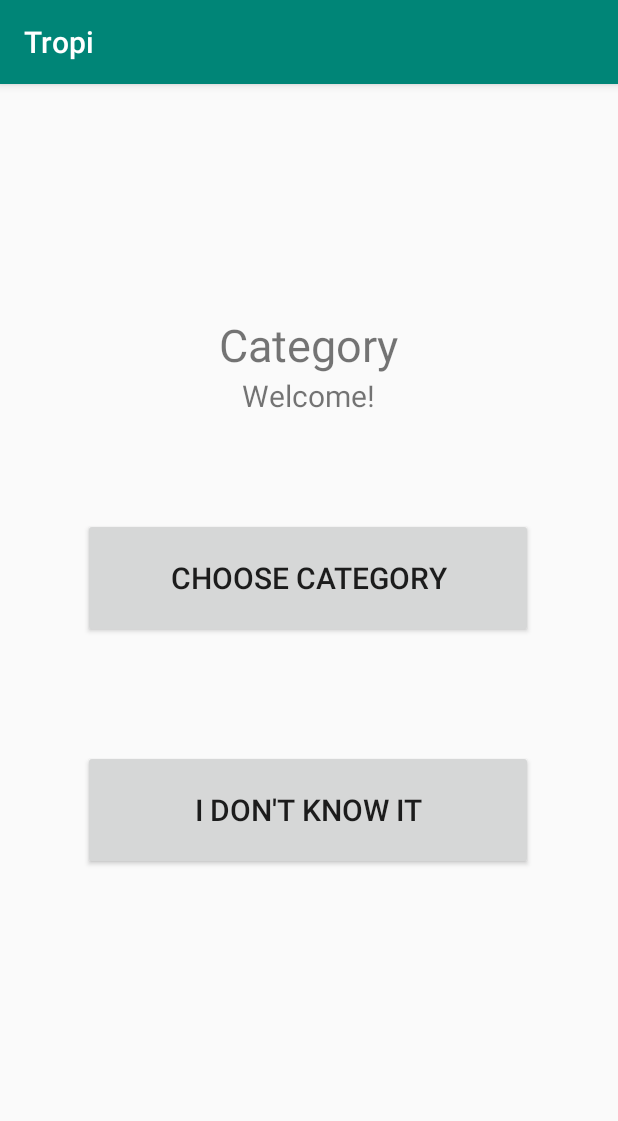
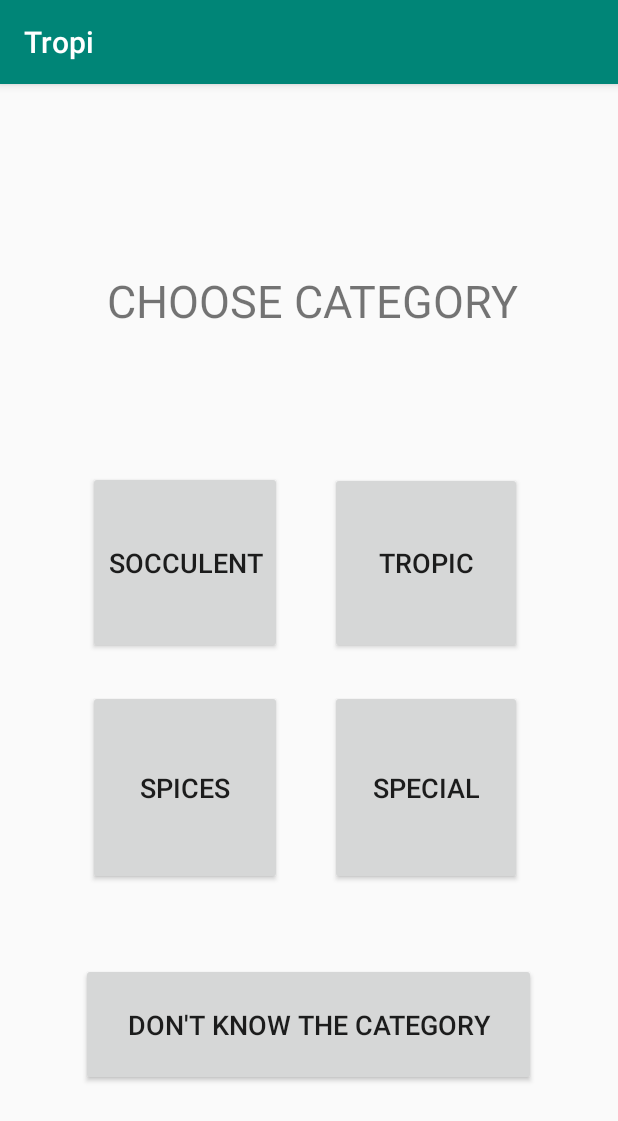
Before and after one commit to shellybekhor/Tropi, an Android app: the DefineCategory screen opened directly, with no data from a screen before it, on a phone screen of 412 x 824 dp. Shown: the top 1121 px of the screen. Run offline under Robolectric (Android 15) with nearby library versions, the phone set to English and light mode, and no system bars.

```diff
--- a/app/build.gradle
+++ b/app/build.gradle
@@ -27,4 +27,5 @@ dependencies {
     androidTestImplementation 'androidx.test.ext:junit:1.1.0'
     androidTestImplementation 'androidx.test.espresso:espresso-core:3.1.1'
     implementation 'com.google.android.material:material:1.0.0'
+    implementation 'androidx.legacy:legacy-support-v4:1.0.0'
 }
--- a/app/src/main/AndroidManifest.xml
+++ b/app/src/main/AndroidManifest.xml
@@ -9,7 +9,8 @@
         android:roundIcon="@mipmap/ic_launcher_round"
         android:supportsRtl="true"
         android:theme="@style/AppTheme">
-        <activity android:name=".DefineCategory"></activity>
+        <activity android:name=".MyPlantsActivity"></activity>
+        <activity android:name=".DefineCategory" />
         <activity android:name=".AddNewPlant" />
         <activity android:name=".MainActivity">
             <intent-filter>
--- a/app/src/main/res/layout/activity_define_category.xml
+++ b/app/src/main/res/layout/activity_define_category.xml
@@ -11,47 +11,67 @@
         android:id="@+id/newPlantTitle"
         android:layout_width="wrap_content"
         android:layout_height="wrap_content"
-        android:layout_marginTop="52dp"
-        android:text="Category"
+        android:layout_marginTop="124dp"
+        android:text="CHOOSE CATEGORY"
         android:textSize="30dp"
-        app:layout_constraintBottom_toTopOf="@+id/newPlantSubTitle"
         app:layout_constraintEnd_toEndOf="parent"
+        app:layout_constraintHorizontal_bias="0.518"
         app:layout_constraintStart_toStartOf="parent"
-        app:layout_constraintTop_toTopOf="parent"
-        app:layout_constraintVertical_bias="1.0" />
+        app:layout_constraintTop_toTopOf="parent" />
 
-    <TextView
-        android:id="@+id/newPlantSubTitle"
-        android:layout_width="wrap_content"
-        android:layout_height="wrap_content"
-        android:layout_marginBottom="68dp"
-        android:text="Welcome!"
-        android:textSize="20dp"
-        app:layout_constraintBottom_toTopOf="@+id/plantNameButton"
-        app:layout_constraintEnd_toEndOf="parent"
-        app:layout_constraintHorizontal_bias="0.498"
+    <Button
+        android:id="@+id/plantNameButton"
+        android:layout_width="129dp"
+        android:layout_height="122dp"
+        android:layout_marginBottom="24dp"
+        android:text="Socculent"
+        android:textSize="18sp"
+        app:layout_constraintBottom_toTopOf="@+id/plantNameButton3"
+        app:layout_constraintEnd_toStartOf="@+id/plantNameButton2"
+        app:layout_constraintHorizontal_bias="0.644"
         app:layout_constraintStart_toStartOf="parent" />
 
     <Button
-        android:id="@+id/plantNameButton"
-        android:layout_width="300dp"
-        android:layout_height="80dp"
-        android:text="Choose Category"
-        android:textSize="20dp"
+        android:id="@+id/plantNameButton4"
+        android:layout_width="128dp"
+        android:layout_height="130dp"
+        android:layout_marginEnd="64dp"
+        android:layout_marginBottom="52dp"
+        android:text="special"
+        android:textSize="18dp"
         app:layout_constraintBottom_toTopOf="@+id/locationButton"
-        app:layout_constraintEnd_toEndOf="parent"
-        app:layout_constraintHorizontal_bias="0.495"
-        app:layout_constraintStart_toStartOf="parent"
-        app:layout_constraintTop_toTopOf="parent"
-        app:layout_constraintVertical_bias="0.795" />
+        app:layout_constraintEnd_toEndOf="parent" />
+
+    <Button
+        android:id="@+id/plantNameButton3"
+        android:layout_width="129dp"
+        android:layout_height="130dp"
+        android:layout_marginBottom="52dp"
+        android:text="spices"
+        android:textSize="18dp"
+        app:layout_constraintBottom_toTopOf="@+id/locationButton"
+        app:layout_constraintEnd_toStartOf="@+id/plantNameButton4"
+        app:layout_constraintHorizontal_bias="0.644"
+        app:layout_constraintStart_toStartOf="parent" />
+
+    <Button
+        android:id="@+id/plantNameButton2"
+        android:layout_width="128dp"
+        android:layout_height="121dp"
+        android:layout_marginEnd="64dp"
+        android:layout_marginBottom="24dp"
+        android:text="tropic"
+        android:textSize="18dp"
+        app:layout_constraintBottom_toTopOf="@+id/plantNameButton4"
+        app:layout_constraintEnd_toEndOf="parent" />
 
     <Button
         android:id="@+id/locationButton"
-        android:layout_width="300dp"
-        android:layout_height="80dp"
-        android:layout_marginBottom="244dp"
-        android:text="I don't know it"
-        android:textSize="20dp"
+        android:layout_width="303dp"
+        android:layout_height="82dp"
+        android:layout_marginBottom="100dp"
+        android:text="don't know the category"
+        android:textSize="18dp"
         app:layout_constraintBottom_toBottomOf="parent"
         app:layout_constraintEnd_toEndOf="parent"
         app:layout_constraintHorizontal_bias="0.495"
```
Also changed, not shown: app/src/main/java/shellybekhor/tropi/MyPlantsActivity.java (added, +36 -0 lines), app/src/main/res/layout/activity_main.xml (+31 -37 lines), app/src/main/res/layout/activity_my_plants.xml (added, +25 -0 lines), app/src/main/res/layout/socculent_item.xml (added, +20 -0 lines).
